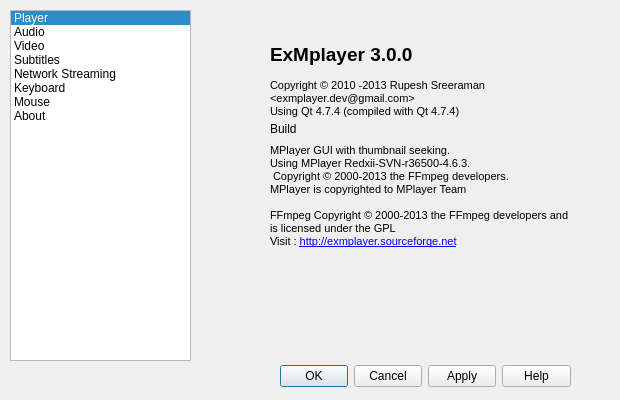
First picture: the form in src/preferencedialog.ui, repository rupeshs/ExMplayer, before the edit.
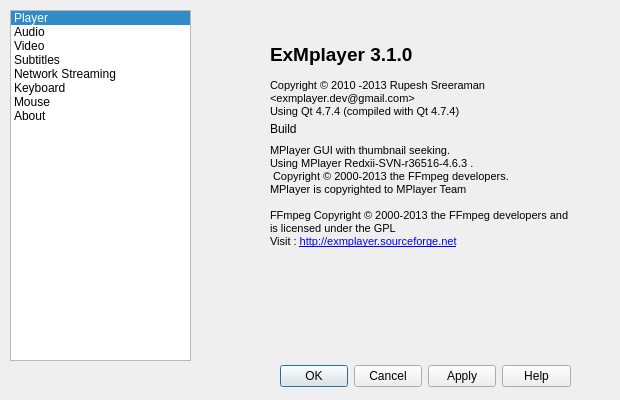
Second picture: the form after the edit. The open tabs and pages were chosen to show the change. Icons and pictures are not drawn.

```diff
--- a/src/preferencedialog.ui
+++ b/src/preferencedialog.ui
@@ -1297,15 +1297,15 @@
 p, li { white-space: pre-wrap; }
 &lt;/style&gt;&lt;/head&gt;&lt;body style=&quot; font-family:'MS Shell Dlg 2'; font-size:8.25pt; font-weight:400; font-style:normal;&quot;&gt;
 &lt;p style=&quot;-qt-paragraph-type:empty; margin-top:0px; margin-bottom:0px; margin-left:0px; margin-right:0px; -qt-block-indent:0; text-indent:0px; font-size:8pt;&quot;&gt;&lt;/p&gt;
-&lt;p style=&quot; margin-top:0px; margin-bottom:0px; margin-left:0px; margin-right:0px; -qt-block-indent:0; text-indent:0px;&quot;&gt;&lt;span style=&quot; font-size:14pt; font-weight:600; color:#000000;&quot;&gt;ExMplayer 3&lt;/span&gt;&lt;span style=&quot; font-size:14pt; font-weight:600;&quot;&gt;.0.0&lt;/span&gt;&lt;/p&gt;
+&lt;p style=&quot; margin-top:0px; margin-bottom:0px; margin-left:0px; margin-right:0px; -qt-block-indent:0; text-indent:0px;&quot;&gt;&lt;span style=&quot; font-size:14pt; font-weight:600; color:#000000;&quot;&gt;ExMplayer 3&lt;/span&gt;&lt;span style=&quot; font-size:14pt; font-weight:600;&quot;&gt;.1.0&lt;/span&gt;&lt;/p&gt;
 &lt;p style=&quot;-qt-paragraph-type:empty; margin-top:0px; margin-bottom:0px; margin-left:0px; margin-right:0px; -qt-block-indent:0; text-indent:0px; font-size:8pt; font-weight:600;&quot;&gt;&lt;/p&gt;
-&lt;p style=&quot; margin-top:0px; margin-bottom:0px; margin-left:0px; margin-right:0px; -qt-block-indent:0; text-indent:0px;&quot;&gt;&lt;span style=&quot; font-size:8pt;&quot;&gt;Copyright © 2010 -2013 &lt;/span&gt;&lt;span style=&quot; font-size:8pt;&quot;&gt;Rupesh Sreeraman&lt;/span&gt;&lt;/p&gt;
+&lt;p style=&quot; margin-top:0px; margin-bottom:0px; margin-left:0px; margin-right:0px; -qt-block-indent:0; text-indent:0px;&quot;&gt;&lt;span style=&quot; font-size:8pt;&quot;&gt;Copyright © 2010 -2013 Rupesh Sreeraman&lt;/span&gt;&lt;/p&gt;
 &lt;p style=&quot; margin-top:0px; margin-bottom:0px; margin-left:0px; margin-right:0px; -qt-block-indent:0; text-indent:0px;&quot;&gt;&lt;span style=&quot; font-size:8pt;&quot;&gt;&amp;lt;exmplayer.dev@gmail.com&amp;gt;&lt;/span&gt;&lt;/p&gt;
 &lt;p style=&quot; margin-top:0px; margin-bottom:0px; margin-left:0px; margin-right:0px; -qt-block-indent:0; text-indent:0px;&quot;&gt;&lt;span style=&quot; font-size:8pt;&quot;&gt;Using Qt 4.7.4 (compiled with Qt 4.7.4)&lt;/span&gt;&lt;/p&gt;
 &lt;p style=&quot;-qt-paragraph-type:empty; margin-top:0px; margin-bottom:0px; margin-left:0px; margin-right:0px; -qt-block-indent:0; text-indent:0px; font-size:8pt;&quot;&gt;&lt;/p&gt;
 &lt;p style=&quot;-qt-paragraph-type:empty; margin-top:0px; margin-bottom:0px; margin-left:0px; margin-right:0px; -qt-block-indent:0; text-indent:0px; font-size:8pt;&quot;&gt;&lt;/p&gt;
 &lt;p style=&quot; margin-top:0px; margin-bottom:0px; margin-left:0px; margin-right:0px; -qt-block-indent:0; text-indent:0px;&quot;&gt;&lt;span style=&quot; font-size:8pt;&quot;&gt;MPlayer GUI with thumbnail seeking.&lt;/span&gt;&lt;/p&gt;
-&lt;p style=&quot; margin-top:0px; margin-bottom:0px; margin-left:0px; margin-right:0px; -qt-block-indent:0; text-indent:0px;&quot;&gt;&lt;span style=&quot; font-size:8pt;&quot;&gt;Using MPlayer Redxii-SVN-r36500-4.6.3.&lt;/span&gt;&lt;/p&gt;
+&lt;p style=&quot; margin-top:0px; margin-bottom:0px; margin-left:0px; margin-right:0px; -qt-block-indent:0; text-indent:0px;&quot;&gt;&lt;span style=&quot; font-size:8pt;&quot;&gt;Using MPlayer Redxii-SVN-r36516-4.6.3 .&lt;/span&gt;&lt;/p&gt;
 &lt;p style=&quot; margin-top:0px; margin-bottom:0px; margin-left:0px; margin-right:0px; -qt-block-indent:0; text-indent:0px;&quot;&gt;&lt;span style=&quot; font-size:8pt;&quot;&gt; Copyright © 2000-2013 the FFmpeg developers.&lt;/span&gt;&lt;/p&gt;
 &lt;p style=&quot; margin-top:0px; margin-bottom:0px; margin-left:0px; margin-right:0px; -qt-block-indent:0; text-indent:0px;&quot;&gt;&lt;span style=&quot; font-size:8pt;&quot;&gt;MPlayer is copyrighted to MPlayer Team&lt;/span&gt;&lt;/p&gt;
 &lt;p style=&quot;-qt-paragraph-type:empty; margin-top:0px; margin-bottom:0px; margin-left:0px; margin-right:0px; -qt-block-indent:0; text-indent:0px; font-size:8pt;&quot;&gt;&lt;/p&gt;
```
